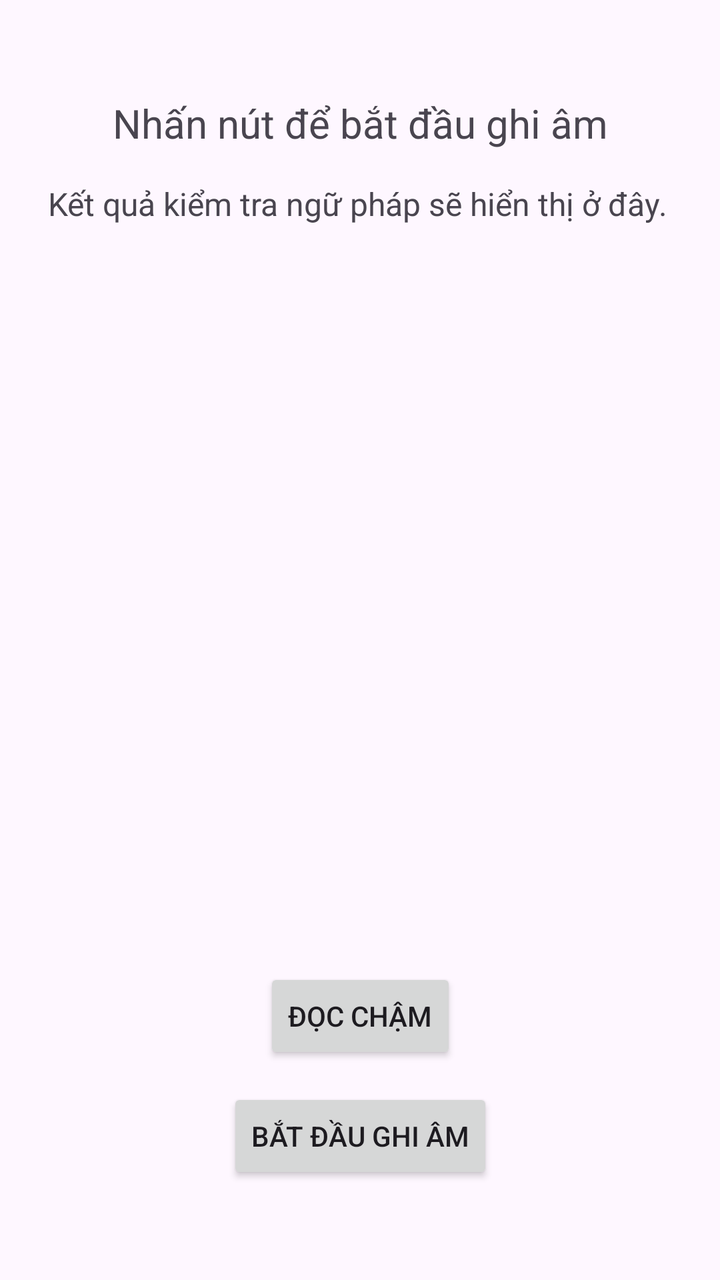
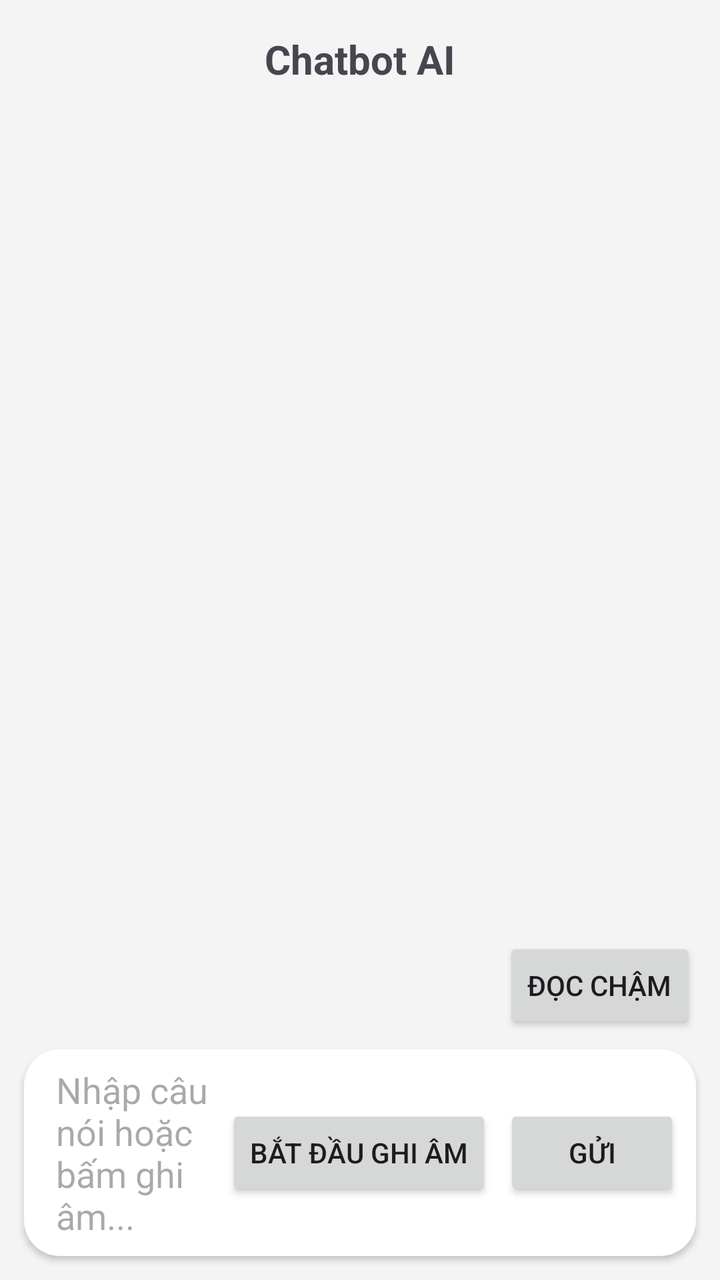

The first picture is an Android layout as it rendered before a commit; the second is the same layout after the commit. The layout source and the unified diff follow.
<!-- AndroidManifest.xml: application theme Theme.Talktoomuch -->
<!-- res/layout/activity_main.xml -->
<?xml version="1.0" encoding="utf-8"?>
<androidx.constraintlayout.widget.ConstraintLayout xmlns:android="http://schemas.android.com/apk/res/android"
    xmlns:app="http://schemas.android.com/apk/res-auto"
    xmlns:tools="http://schemas.android.com/tools"
    android:id="@+id/main"
    android:layout_width="match_parent"
    android:layout_height="match_parent"
    tools:context=".MainActivity">

    <TextView
        android:id="@+id/resultTextView"
        android:layout_width="0dp"
        android:layout_height="wrap_content"
        android:layout_marginStart="24dp"
        android:layout_marginTop="48dp"
        android:layout_marginEnd="24dp"
        android:gravity="center"
        android:text="@string/press_and_hold_hint"
        android:textSize="20sp"
        app:layout_constraintEnd_toEndOf="parent"
        app:layout_constraintStart_toStartOf="parent"
        app:layout_constraintTop_toTopOf="parent" />

    <TextView
        android:id="@+id/grammarResultTextView"
        android:layout_width="0dp"
        android:layout_height="0dp"
        android:layout_marginStart="24dp"
        android:layout_marginTop="16dp"
        android:layout_marginEnd="24dp"
        android:gravity="start"
        android:text="@string/grammar_result_placeholder"
        android:textSize="16sp"
        app:layout_constraintBottom_toTopOf="@id/recordButton"
        app:layout_constraintEnd_toEndOf="parent"
        app:layout_constraintStart_toStartOf="parent"
        app:layout_constraintTop_toBottomOf="@id/resultTextView" />

    <Button
        android:id="@+id/recordButton"
        android:layout_width="wrap_content"
        android:layout_height="wrap_content"
        android:layout_marginBottom="48dp"
        android:text="@string/hold_to_speak"
        app:layout_constraintBottom_toBottomOf="parent"
        app:layout_constraintEnd_toEndOf="parent"
        app:layout_constraintStart_toStartOf="parent"
        app:layout_constraintTop_toBottomOf="@id/resultTextView"
        app:layout_constraintVertical_bias="1.0" />
    <Button
        android:id="@+id/slowReplayButton"
        android:layout_width="wrap_content"
        android:layout_height="wrap_content"
        android:layout_marginBottom="12dp"
        android:text="@string/slow_replay"
        app:layout_constraintBottom_toTopOf="@id/recordButton"
        app:layout_constraintEnd_toEndOf="parent"
        app:layout_constraintStart_toStartOf="parent" />

</androidx.constraintlayout.widget.ConstraintLayout>
<!-- resources referenced by this layout -->
<resources>
  <string name="grammar_result_placeholder">Kết quả kiểm tra ngữ pháp sẽ hiển thị ở đây.</string>
  <string name="hold_to_speak">Bắt đầu ghi âm</string>
  <string name="press_and_hold_hint">Nhấn nút để bắt đầu ghi âm</string>
  <string name="slow_replay">Đọc chậm</string>
  <style name="Theme.Talktoomuch" parent="Base.Theme.Talktoomuch" />
  <style name="Base.Theme.Talktoomuch" parent="Theme.Material3.DayNight.NoActionBar">
          
          
      </style>
</resources>

<!-- the commit's change to res/layout/activity_main.xml (unified diff, before → after) -->
@@ -5,56 +5,112 @@
     android:id="@+id/main"
     android:layout_width="match_parent"
     android:layout_height="match_parent"
+    android:background="#F4F4F4"
     tools:context=".MainActivity">
 
     <TextView
-        android:id="@+id/resultTextView"
+        android:id="@+id/chatTitleTextView"
         android:layout_width="0dp"
         android:layout_height="wrap_content"
-        android:layout_marginStart="24dp"
-        android:layout_marginTop="48dp"
-        android:layout_marginEnd="24dp"
         android:gravity="center"
-        android:text="@string/press_and_hold_hint"
+        android:paddingTop="16dp"
+        android:paddingBottom="16dp"
+        android:text="@string/chat_title"
         android:textSize="20sp"
+        android:textStyle="bold"
         app:layout_constraintEnd_toEndOf="parent"
         app:layout_constraintStart_toStartOf="parent"
         app:layout_constraintTop_toTopOf="parent" />
 
-    <TextView
-        android:id="@+id/grammarResultTextView"
+    <androidx.recyclerview.widget.RecyclerView
+        android:id="@+id/chatRecyclerView"
         android:layout_width="0dp"
         android:layout_height="0dp"
-        android:layout_marginStart="24dp"
-        android:layout_marginTop="16dp"
-        android:layout_marginEnd="24dp"
-        android:gravity="start"
-        android:text="@string/grammar_result_placeholder"
-        android:textSize="16sp"
-        app:layout_constraintBottom_toTopOf="@id/recordButton"
+        android:clipToPadding="false"
+        android:paddingTop="8dp"
+        android:paddingBottom="8dp"
+        app:layout_constraintBottom_toTopOf="@id/slowReplayButton"
         app:layout_constraintEnd_toEndOf="parent"
         app:layout_constraintStart_toStartOf="parent"
-        app:layout_constraintTop_toBottomOf="@id/resultTextView" />
+        app:layout_constraintTop_toBottomOf="@id/chatTitleTextView"
+        tools:listitem="@layout/item_chat_message" />
 
-    <Button
-        android:id="@+id/recordButton"
-        android:layout_width="wrap_content"
-        android:layout_height="wrap_content"
-        android:layout_marginBottom="48dp"
-        android:text="@string/hold_to_speak"
-        app:layout_constraintBottom_toBottomOf="parent"
-        app:layout_constraintEnd_toEndOf="parent"
-        app:layout_constraintStart_toStartOf="parent"
-        app:layout_constraintTop_toBottomOf="@id/resultTextView"
-        app:layout_constraintVertical_bias="1.0" />
     <Button
         android:id="@+id/slowReplayButton"
         android:layout_width="wrap_content"
         android:layout_height="wrap_content"
+        android:layout_marginEnd="12dp"
+        android:layout_marginBottom="8dp"
+        android:text="@string/slow_replay"
+        app:layout_constraintBottom_toTopOf="@id/inputContainer"
+        app:layout_constraintEnd_toEndOf="parent" />
+
+    <LinearLayout
+        android:id="@+id/inputContainer"
+        android:layout_width="0dp"
+        android:layout_height="wrap_content"
+        android:layout_marginStart="12dp"
+        android:layout_marginEnd="12dp"
         android:layout_marginBottom="12dp"
-        android:text="@string/slow_replay"
-        app:layout_constraintBottom_toTopOf="@id/recordButton"
+        android:background="@drawable/bg_chat_ai"
+        android:elevation="2dp"
+        android:gravity="center_vertical"
+        android:orientation="horizontal"
+        android:padding="8dp"
+        app:layout_constraintBottom_toBottomOf="parent"
         app:layout_constraintEnd_toEndOf="parent"
-        app:layout_constraintStart_toStartOf="parent" />
+        app:layout_constraintStart_toStartOf="parent">
+
+        <EditText
+            android:id="@+id/messageInputEditText"
+            android:layout_width="0dp"
+            android:layout_height="wrap_content"
+            android:layout_weight="1"
+            android:background="@android:color/transparent"
+            android:hint="@string/message_input_hint"
+            android:imeOptions="actionDone"
+            android:inputType="textMultiLine|textCapSentences"
+            android:maxLines="3"
+            android:minHeight="40dp"
+            android:paddingStart="8dp"
+            android:paddingEnd="8dp" />
+
+        <Button
+            android:id="@+id/recordButton"
+            android:layout_width="wrap_content"
+            android:layout_height="wrap_content"
+            android:text="@string/hold_to_speak" />
+
+        <Button
+            android:id="@+id/sendButton"
+            android:layout_width="wrap_content"
+            android:layout_height="wrap_content"
+            android:layout_marginStart="6dp"
+            android:text="@string/send_text" />
+    </LinearLayout>
 
 </androidx.constraintlayout.widget.ConstraintLayout>
+<!-- res/layout/item_chat_message.xml (included above) -->
+<?xml version="1.0" encoding="utf-8"?>
+<FrameLayout xmlns:android="http://schemas.android.com/apk/res/android"
+    android:layout_width="match_parent"
+    android:layout_height="wrap_content"
+    android:paddingStart="12dp"
+    android:paddingTop="6dp"
+    android:paddingEnd="12dp"
+    android:paddingBottom="6dp">
+
+    <TextView
+        android:id="@+id/messageTextView"
+        android:layout_width="wrap_content"
+        android:layout_height="wrap_content"
+        android:layout_gravity="start"
+        android:background="@drawable/bg_chat_ai"
+        android:maxWidth="280dp"
+        android:paddingStart="14dp"
+        android:paddingTop="10dp"
+        android:paddingEnd="14dp"
+        android:paddingBottom="10dp"
+        android:textColor="@android:color/black"
+        android:textSize="16sp" />
+</FrameLayout>
<!-- resource entries referenced after the edit -->
@@ -1,8 +1,15 @@
 <!-- resources referenced by this layout -->
 <resources>
-  <string name="grammar_result_placeholder">Kết quả kiểm tra ngữ pháp sẽ hiển thị ở đây.</string>
+  <!-- drawable bg_chat_ai (drawable) -->
+  <?xml version="1.0" encoding="utf-8"?>
+  <shape xmlns:android="http://schemas.android.com/apk/res/android">
+      <solid android:color="#FFFFFF" />
+      <corners android:radius="18dp" />
+  </shape>
+  <string name="chat_title">Chatbot AI</string>
   <string name="hold_to_speak">Bắt đầu ghi âm</string>
-  <string name="press_and_hold_hint">Nhấn nút để bắt đầu ghi âm</string>
+  <string name="message_input_hint">Nhập câu nói hoặc bấm ghi âm...</string>
+  <string name="send_text">Gửi</string>
   <string name="slow_replay">Đọc chậm</string>
   <style name="Theme.Talktoomuch" parent="Base.Theme.Talktoomuch" />
   <style name="Base.Theme.Talktoomuch" parent="Theme.Material3.DayNight.NoActionBar">
